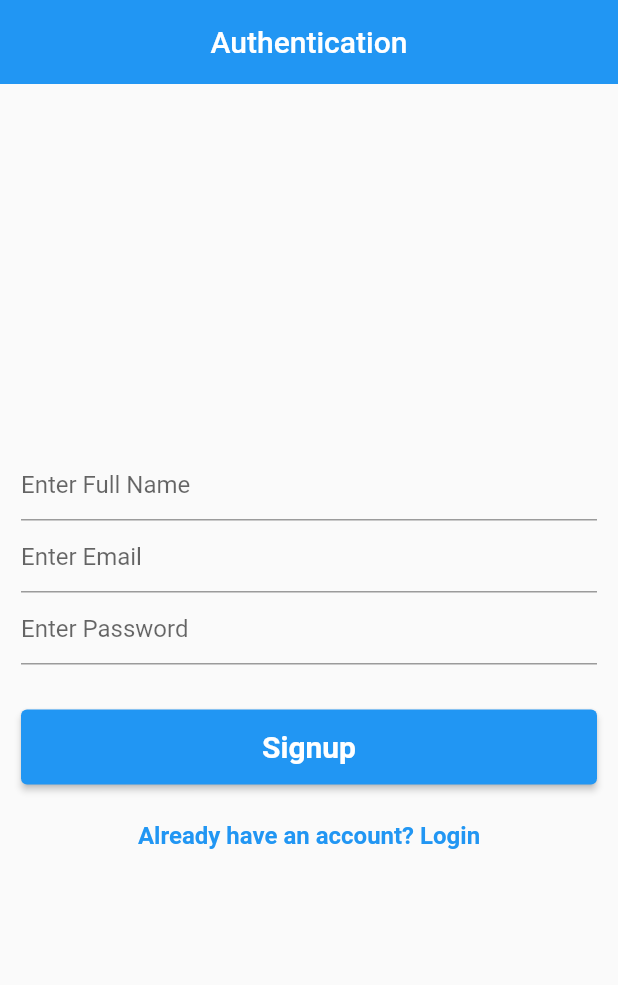
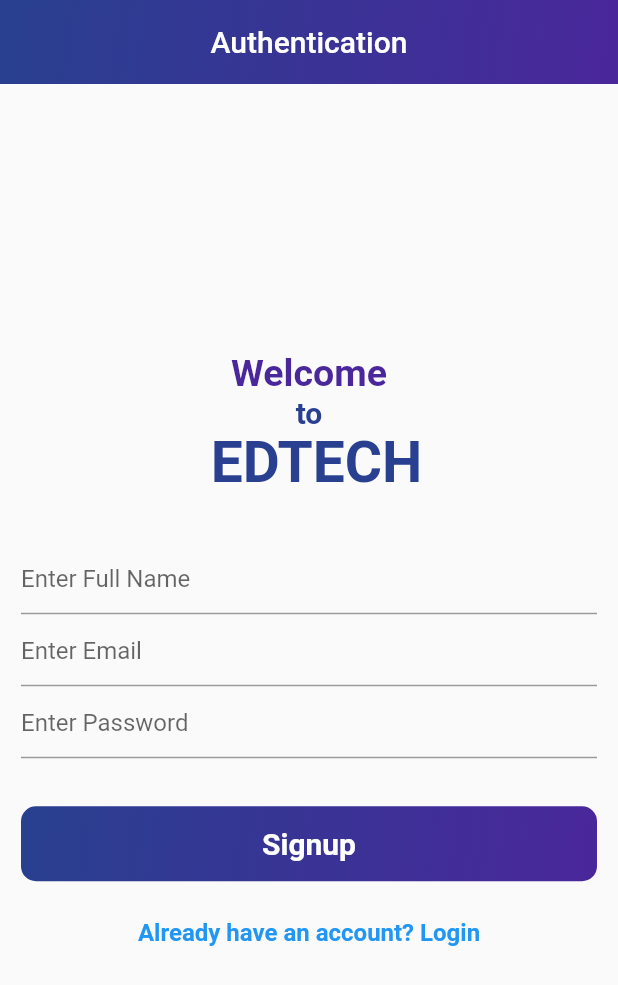
Before and after one commit to Tanjid470/Edtech, a Flutter app: the screen it shows after launch, on a phone screen of 412 x 824 dp. Shown: the top 985 px of the screen. Run offline on Flutter 3.47's test engine with Material 2 defaults, Android fonts, the phone set to English and light mode, and no system bars; drawn by our look-alikes of animated_text_kit; our stand-ins replace firebase_auth, firebase_core, get, youtube_player_flutter; accounts and stored records are empty.

```diff
--- a/lib/screen/Authentication/login_From.dart
+++ b/lib/screen/Authentication/login_From.dart
@@ -1,7 +1,8 @@
+import 'package:edtech/constants/app_colors.dart';
 import 'package:edtech/screen/Authentication/auth_services.dart';
 import 'package:edtech/constants/app_textStyle.dart';
+import 'package:edtech/screen/Authentication/test.dart';
 import 'package:flutter/material.dart';
-
 
 class LoginForm extends StatefulWidget {
   const LoginForm({super.key});
@@ -22,8 +23,14 @@ class _LoginFormState extends State<LoginForm> {
   Widget build(BuildContext context) {
     return Scaffold(
       appBar: AppBar(
+        backgroundColor: Colors.transparent,
+        flexibleSpace: Container(
+          decoration: BoxDecoration(
+            gradient: AppColors.bgGradient, // Set your gradient here
+          ),
+        ),
         elevation: 0,
-        title:const Center(child:   Text('Authentication')),
+        title: const Center(child: Text('Authentication')),
       ),
       body: Form(
         key: _formKey,
@@ -32,6 +39,21 @@ class _LoginFormState extends State<LoginForm> {
           child: Column(
             mainAxisAlignment: MainAxisAlignment.center,
             children: [
+              Text(
+                "Welcome",
+                style: customSize(25, const Color.fromARGB(255, 74, 39, 155)),
+              ),
+              Text(
+                "to",
+                style: customSize(
+                  20,
+                  const Color.fromARGB(255, 40, 64, 143),
+                ),
+              ),
+              animationText(),
+              SizedBox(
+                height: 30,
+              ),
               // ======== Full Name ========
               login
                   ? Container()
@@ -56,8 +78,8 @@ class _LoginFormState extends State<LoginForm> {
 
               // ======== Email ========
               TextFormField(
-                key:const ValueKey('email'),
-                decoration:const InputDecoration(
+                key: const ValueKey('email'),
+                decoration: const InputDecoration(
                   hintText: 'Enter Email',
                 ),
                 validator: (value) {
@@ -74,8 +96,9 @@ class _LoginFormState extends State<LoginForm> {
                 },
               ),
               // ======== Password ========
+
               TextFormField(
-                key:const ValueKey('password'),
+                key: const ValueKey('password'),
                 obscureText: true,
                 decoration: const InputDecoration(
                   hintText: 'Enter Password',
@@ -94,12 +117,56 @@ class _LoginFormState extends State<LoginForm> {
                 },
               ),
               const SizedBox(
+                height: 2,
+              ),
+              !login
+                  ? Container()
+                  :
+              Row(
+                mainAxisAlignment: MainAxisAlignment.end,
+                children: [
+                  GestureDetector(
+                    onTap: () {
+                      showDialog(
+                        context: context,
+                        builder: (BuildContext context) {
+                          return AlertDialog(
+                            backgroundColor: const Color.fromARGB(255, 241, 238, 238),
+                            title: const Text(''),
+                            content: Text('This feature not added yet.',style: customSize(18, Colors.black),),
+                            actions: <Widget>[
+                              TextButton(
+                                onPressed: () {
+                                  // Perform an action when the user taps the button
+                                  Navigator.of(context)
+                                      .pop(); // Close the dialog
+                                },
+                                child:const Text('Close'),
+                              ),
+                              // Add more buttons or actions as needed
+                            ],
+                          );
+                        },
+                      );
+                    },
+                    child: Text(
+                      "Froget password?",
+                      style: customSize(
+                          15, const Color.fromARGB(255, 74, 39, 155)),
+                    ),
+                  ),
+                ],
+              ),
+              const SizedBox(
                 height: 30,
               ),
-              SizedBox(
+              Container(
                 height: 50,
                 width: double.infinity,
-                child: ElevatedButton(
+                decoration: BoxDecoration(
+                    gradient: AppColors.bgGradient,
+                    borderRadius: const BorderRadius.all(Radius.circular(10))),
+                child: TextButton(
                     onPressed: () async {
                       if (_formKey.currentState!.validate()) {
                         _formKey.currentState!.save();
@@ -109,9 +176,12 @@ class _LoginFormState extends State<LoginForm> {
                                 email, password, fullname, context);
                       }
                     },
-                    child: Text(login ? 'Login' : 'Signup',style:customSize(20,Colors.white),)),
+                    child: Text(
+                      login ? 'Login' : 'Signup',
+                      style: customSize(20, Colors.white),
+                    )),
               ),
-            const SizedBox(
+              const SizedBox(
                 height: 10,
               ),
               TextButton(
@@ -120,15 +190,16 @@ class _LoginFormState extends State<LoginForm> {
                       login = !login;
                     });
                   },
-                  child: Text(login
-                      ? "Don't have an account? Signup"
-                      : "Already have an account? Login",style: customSize(16,Colors.blue),))
+                  child: Text(
+                    login
+                        ? "Don't have an account? Signup"
+                        : "Already have an account? Login",
+                    style: customSize(16, Colors.blue),
+                  ))
             ],
           ),
         ),
       ),
     );
   }
-
-
 }
--- /dev/null
+++ b/lib/screen/Authentication/test.dart
@@ -0,0 +1,21 @@
+import 'package:animated_text_kit/animated_text_kit.dart';
+import 'package:flutter/material.dart';
+
+
+Container animationText() {
+  return Container(
+      padding: const EdgeInsets.fromLTRB(10, 0, 0, 0),
+      child: AnimatedTextKit(repeatForever: true, animatedTexts: [
+        ColorizeAnimatedText('EDTECH',
+            textStyle: const TextStyle(
+                color: Colors.grey,
+                fontSize: 38,
+                fontWeight: FontWeight.bold),
+            colors:const [
+              Color.fromARGB(255, 40, 64, 143),
+              Colors.grey,
+              Color.fromARGB(255, 74, 39, 155)
+            ],
+            speed: const Duration(seconds: 3))
+      ]));
+}
--- a/pubspec.yaml
+++ b/pubspec.yaml
@@ -42,6 +42,8 @@ dependencies:
   chewie: ^1.0.0
   fluttertoast: ^8.2.4
   youtube_player_flutter: ^8.1.2
+  animated_splash_screen:
+  animated_text_kit: any
 
 dev_dependencies:
   flutter_test:
```
Also changed, not shown: lib/screen/CoursePlayer/course_player.dart (+11 -2 lines), lib/screen/CoursePlayer/test.dart (deleted, +0 -82 lines), pubspec.lock.
